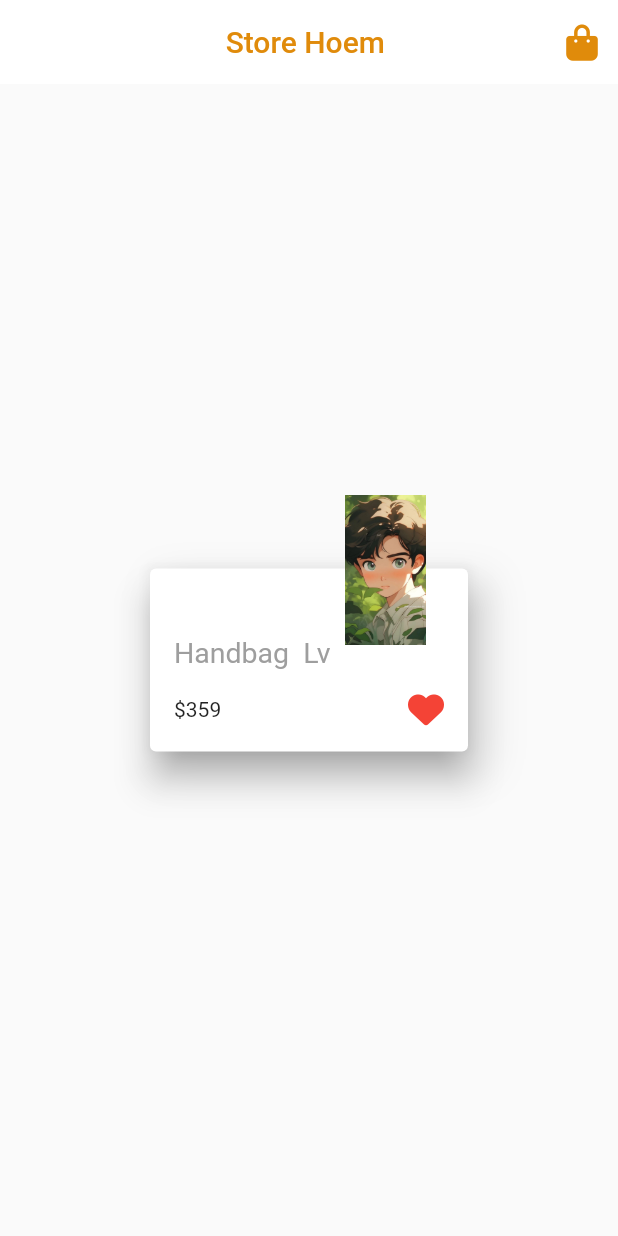
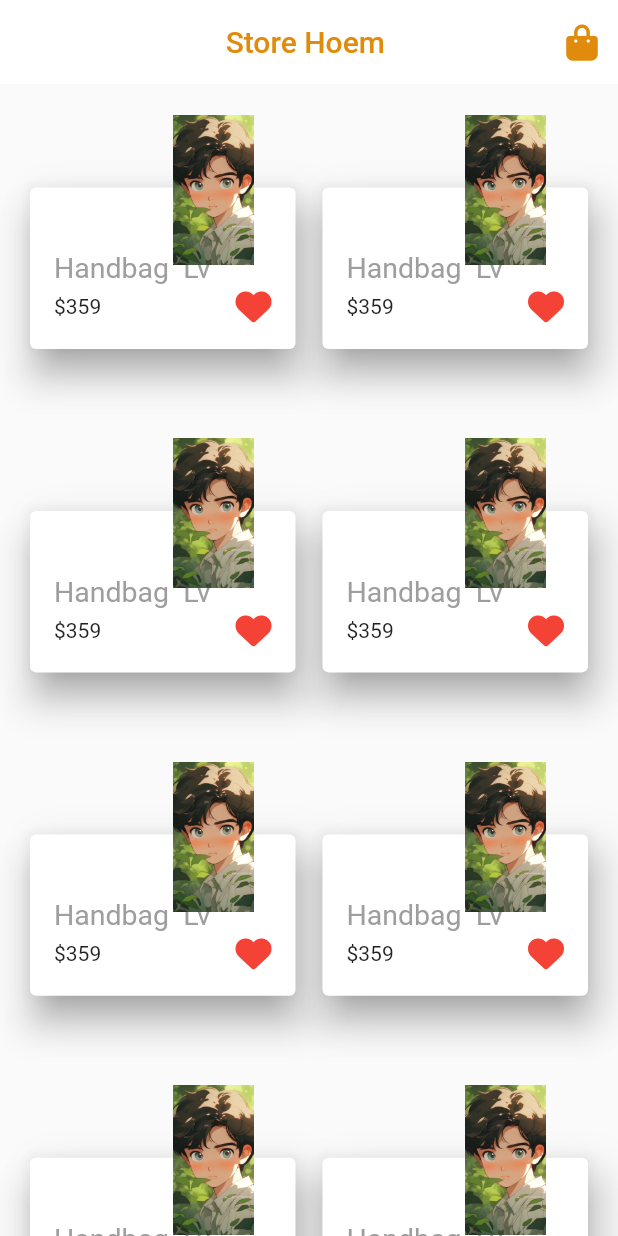
Before and after one commit to Riyam224/home_store_flutter, a Flutter app: the screen it shows after launch, on a phone screen of 412 x 824 dp. Run offline on Flutter 3.47's test engine with Material 2 defaults, Android fonts, the phone set to English and light mode, and no system bars; our stand-ins replace font_awesome_flutter; missing offline and left inert: dart:html.

Commit message:
use grid view to make custom card on side and down

```diff
--- a/lib/pages/home_page.dart
+++ b/lib/pages/home_page.dart
@@ -1,5 +1,6 @@
 import 'package:flutter/material.dart';
 import 'package:font_awesome_flutter/font_awesome_flutter.dart';
+import 'package:home_store/widgets/custom_card.dart';
 
 class HomePage extends StatelessWidget {
   const HomePage({super.key});
@@ -28,63 +29,19 @@
         backgroundColor: Colors.white,
       ),
       body: Padding(
-        padding: const EdgeInsets.symmetric(horizontal: 16),
-        child: Center(
-          child: Stack(
-            clipBehavior: Clip.none,
-            children: [
-              Container(
-                height: 130,
-                width: 220,
-                decoration: BoxDecoration(boxShadow: [
-                  BoxShadow(
-                    blurRadius: 20,
-                    color: Colors.grey.withOpacity(0.3),
-                    spreadRadius: 0,
-                    offset: const Offset(10, 10),
-                  )
-                ]),
-                child: const Card(
-                  elevation: 10,
-                  child: Padding(
-                    padding: EdgeInsets.symmetric(horizontal: 16, vertical: 16),
-                    child: Column(
-                      mainAxisAlignment: MainAxisAlignment.end,
-                      crossAxisAlignment: CrossAxisAlignment.start,
-                      children: [
-                        Text(
-                          'Handbag  Lv ',
-                          style: TextStyle(color: Colors.grey, fontSize: 19),
-                        ),
-                        SizedBox(
-                          height: 15,
-                        ),
-                        Row(
-                          mainAxisAlignment: MainAxisAlignment.spaceBetween,
-                          children: [
-                            Text(r'$359'),
-                            Icon(
-                              FontAwesomeIcons.solidHeart,
-                              color: Colors.red,
-                            ),
-                          ],
-                        )
-                      ],
-                    ),
-                  ),
-                ),
-              ),
-              // todo image over container
-              Positioned(
-                right: 32,
-                bottom: 75,
-                child: Image.asset(
-                  'assets/images/img.jpg',
-                  height: 100,
-                ),
-              ),
-            ],
+        padding: const EdgeInsets.only(left: 16, right: 16, top: 65),
+        child: GridView.builder(
+          clipBehavior: Clip.none,
+          gridDelegate: const SliverGridDelegateWithFixedCrossAxisCount(
+            crossAxisCount: 2,
+            childAspectRatio: 1.6,
+            crossAxisSpacing: 10,
+            mainAxisSpacing: 100,
           ),
+          itemCount: 10,
+          itemBuilder: (BuildContext context, int index) {
+            return const CustomCard();
+          },
         ),
       ),
     );
--- /dev/null
+++ b/lib/widgets/custom_card.dart
@@ -0,0 +1,65 @@
+import 'package:flutter/material.dart';
+import 'package:font_awesome_flutter/font_awesome_flutter.dart';
+
+class CustomCard extends StatelessWidget {
+  const CustomCard({
+    super.key,
+  });
+
+  @override
+  Widget build(BuildContext context) {
+    return Stack(
+      clipBehavior: Clip.none,
+      children: [
+        Container(
+          decoration: BoxDecoration(boxShadow: [
+            BoxShadow(
+              blurRadius: 20,
+              color: Colors.grey.withOpacity(0.3),
+              spreadRadius: 0,
+              offset: const Offset(10, 10),
+            )
+          ]),
+          child: const Card(
+            elevation: 10,
+            child: Padding(
+              padding: EdgeInsets.symmetric(horizontal: 16, vertical: 16),
+              child: Column(
+                mainAxisAlignment: MainAxisAlignment.end,
+                crossAxisAlignment: CrossAxisAlignment.start,
+                children: [
+                  Text(
+                    'Handbag  Lv ',
+                    style: TextStyle(color: Colors.grey, fontSize: 19),
+                  ),
+                  SizedBox(
+                    height: 3,
+                  ),
+                  Row(
+                    mainAxisAlignment: MainAxisAlignment.spaceBetween,
+                    children: [
+                      Text(r'$359'),
+                      Icon(
+                        FontAwesomeIcons.solidHeart,
+                        color: Colors.red,
+                      ),
+                    ],
+                  )
+                ],
+              ),
+            ),
+          ),
+        ),
+        // todo image over container
+        Positioned(
+          right: 32,
+          bottom: 60,
+          child: Image.asset(
+            'assets/images/img.jpg',
+            height: 100,
+          ),
+        ),
+      ],
+    );
+  }
+}
```
